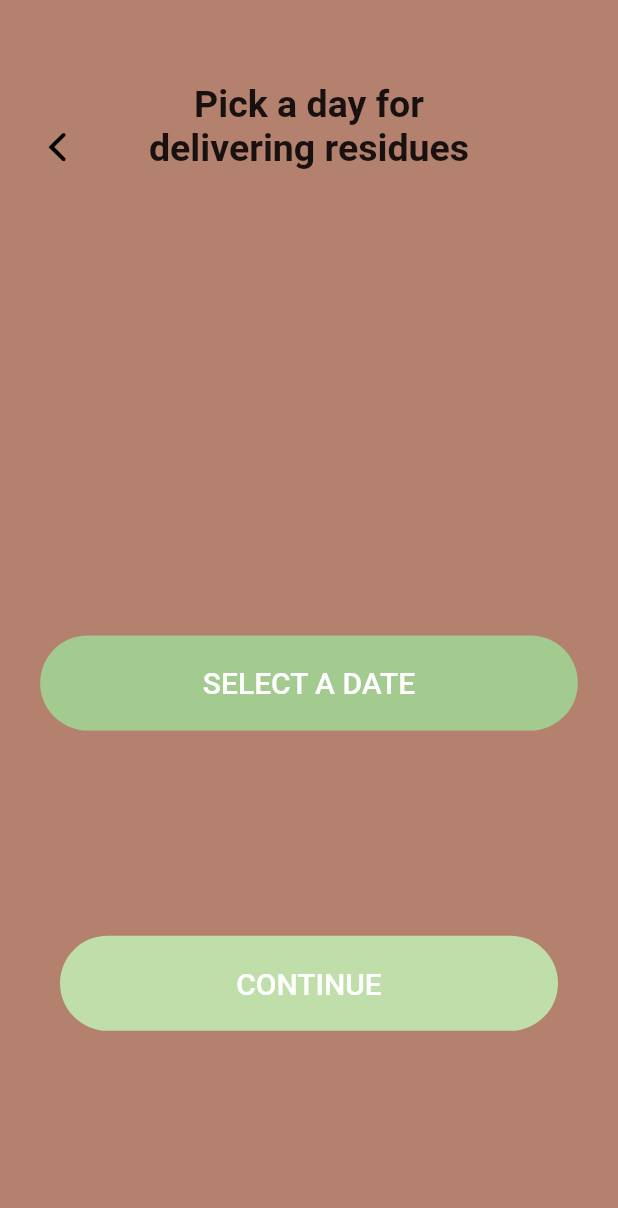
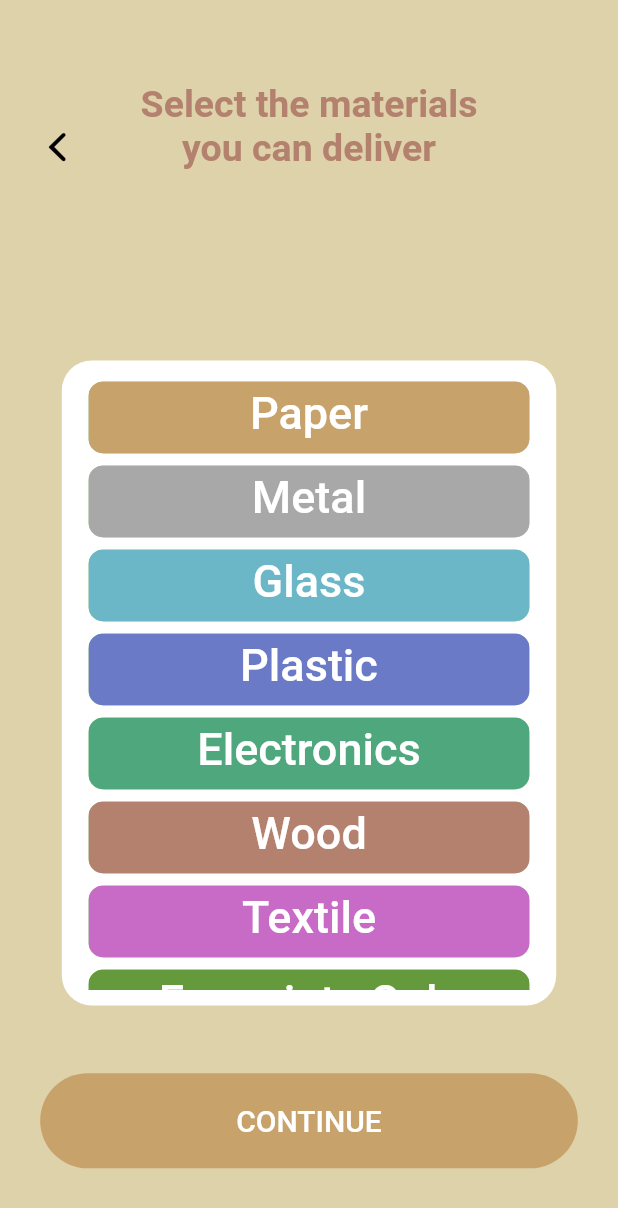
Before and after one commit to fquesada00/Econet, a Flutter app: the CreateEcopoint screen opened directly with empty values, after a tap on "SHEDULE TRIP", on a phone screen of 412 x 824 dp. Shown: the top 1208 px of the screen. Run offline on Flutter 3.47's test engine with Material 2 defaults, Android fonts, the phone set to English and light mode, and no system bars; drawn by our look-alikes of auto_size_text; our stand-ins replace firebase_auth, firebase_core, flutter_svg, geolocator, google_maps_flutter, google_sign_in and 1 more; missing offline and left inert: geocoder, linked_scroll_controller; accounts and stored records are empty; Roboto replaces fonts that are missing (SFProDisplay); project files that could hold a hidden picture were left out.

Commit message:
workflow creacion ecopoint en 50%, TODO

```diff
--- a/lib/presentation/constants.dart
+++ b/lib/presentation/constants.dart
@@ -1,5 +1,4 @@
 library constants;
-
 import 'package:flutter/material.dart';
 
 //Paleta de colores
--- a/lib/views/ecopoint/createEcopoint.dart
+++ b/lib/views/ecopoint/createEcopoint.dart
@@ -31,7 +31,7 @@ class CreateEcopoint extends StatelessWidget {
               btnData: ButtonData(
                 'SHEDULE TRIP',
                 () {
-                  Navigator.pushNamed(context, '/pickDelivery', arguments: {
+                  Navigator.pushNamed(context, '/pickDeliveryMaterials', arguments: {
                     'ecopointName': "ecopointName",
                     'address': "address",
                     'distance': "distance",
--- a/lib/views/ecopoint/pickDelivery.dart
+++ b/lib/views/ecopoint/pickDelivery.dart
@@ -223,7 +223,7 @@ class PickDelivery extends StatelessWidget {
         SizedBox(height: 30),
         Center(
           child: Padding(
-              padding: const EdgeInsets.symmetric(horizontal: 15),
+              padding: const EdgeInsets.symmetric(vertical: 15),
               child: Button1(
                   btnData: ButtonData('SELECT A DATE', () {
                 showDatePicker(
@@ -235,7 +235,6 @@ class PickDelivery extends StatelessWidget {
                   //aca seria la ultima aparicion del ecopoint
                   selectableDayPredicate: (DateTime val) =>
                       notAvailableWeekDays[val.weekday - 1],
-                  // val.weekday == 5 ? false : true,
                 ).then((value) {
                   _date = value;
                 });
@@ -249,7 +248,7 @@ class PickDelivery extends StatelessWidget {
                 'CONTINUE',
                 () {
                   Navigator.pushNamed(context, '/pickTime', arguments: {
-                    'timeStart': "17:00",
+                    'timeStart': "${start.hour}:${start.minute}",
                     'timeEnd': "20:00",
                     'date':
                         "${getWeekDay(_date.weekday)} ${_date.day} ${getMonth(_date.month)} of ${_date.year}",
--- /dev/null
+++ b/lib/views/ecopoint/pickMaterials.dart
@@ -0,0 +1,170 @@
+import 'package:econet/presentation/constants.dart';
+import 'package:econet/views/widgets/button1.dart';
+import 'package:econet/views/widgets/navbar.dart';
+import 'package:flutter/cupertino.dart';
+import 'package:flutter/material.dart';
+import 'package:tinycolor/tinycolor.dart';
+
+class PickMaterials extends StatefulWidget {
+  @override
+  _PickMaterialsState createState() => _PickMaterialsState();
+}
+
+class _PickMaterialsState extends State<PickMaterials> {
+  List<String> residues;
+
+  List<String> selectedResidues = List();
+
+  void fillList() {
+    residues.add('Paper');
+    residues.add('Metal');
+    residues.add('Glass');
+    residues.add('Plastic');
+    residues.add('Electronics');
+    residues.add('Wood');
+    residues.add('Textile');
+    residues.add('Ecopoints Only');
+    residues.add('Recycling Plants Only');
+  }
+
+  @override
+  Widget build(BuildContext context) {
+    Map arguments = ModalRoute.of(context).settings.arguments as Map;
+    Size size = MediaQuery.of(context).size;
+    residues = List();
+    fillList();
+    return Scaffold(
+      backgroundColor: BROWN_LIGHT,
+      appBar: NavBar(
+        backgroundColor: BROWN_LIGHT,
+        withBack: true,
+        text: 'Select the materials you can deliver',
+        textColor: BROWN_DARK,
+      ),
+      body: Column(
+        mainAxisAlignment: MainAxisAlignment.spaceEvenly,
+        children: [
+          SizedBox(
+            height: 30,
+          ),
+          Center(
+            child: Container(
+              width: size.width * 0.8,
+              height: 430 /*arguments['materialsList'].length * 110*/,
+              decoration: BoxDecoration(
+                color: Colors.white,
+                borderRadius: BorderRadius.all(Radius.circular(20)),
+              ),
+              child: Center(
+                  child: Column(
+                children: [
+                  SizedBox(
+                    height: 10,
+                  ),
+                  Expanded(
+                    child: ResiduesChip(
+                      list: residues,
+                      onSelectedItem: (newList) {
+                        setState(() {
+                          selectedResidues = newList;
+                        });
+                      },
+                    ),
+                  ),
+                  SizedBox(
+                    height: 10,
+                  ),
+                ],
+              )),
+            ),
+          ),
+          Padding(
+            padding: const EdgeInsets.symmetric(horizontal: 15),
+            child: Button1(
+              btnData: ButtonData(
+                "CONTINUE",
+                () {
+                  if (selectedResidues.length == 0) {
+                    //TODO show snackbar
+                  } else {
+                    Navigator.pushNamed(context, '/pickDeliveryDate');
+                  }
+                },
+                backgroundColor: BROWN_MEDIUM,
+                textColor: Colors.white,
+              ),
+            ),
+          ),
+        ],
+      ),
+    );
+  }
+}
+
+class ResiduesChip extends StatefulWidget {
+  List<String> list;
+  Function(List<String>) onSelectedItem;
+
+  ResiduesChip({this.list, this.onSelectedItem});
+
+  @override
+  _ResiduesChipState createState() => _ResiduesChipState();
+}
+
+class _ResiduesChipState extends State<ResiduesChip> {
+  List<String> selectedChoices = List();
+  List<Widget> list = List();
+
+  _buildChoiceList() {
+    List<Widget> choices = List();
+    widget.list.forEach((item) {
+      choices.add(Container(
+        padding: const EdgeInsets.all(4.0),
+        child: ChoiceChip(
+          shape: RoundedRectangleBorder(
+            borderRadius: BorderRadius.circular(10),
+          ),
+          label: Container(
+            width: 270,
+            height: 40,
+            child: Text(
+              item,
+              style: TextStyle(
+                fontSize: 30,
+                fontFamily: 'SFProDisplay',
+                color: Colors.white,
+              ),
+              textAlign: TextAlign.center,
+            ),
+          ),
+          backgroundColor: CHIP_DATA[item],
+          selectedColor: TinyColor(CHIP_DATA[item]).darken(30).color,
+          selected: selectedChoices.contains(item),
+          onSelected: (selected) {
+            setState(() {
+              selectedChoices.contains(item)
+                  ? selectedChoices.remove(item)
+                  : selectedChoices.add(item);
+              widget.onSelectedItem(selectedChoices);
+            });
+          },
+        ),
+      ));
+    });
+    return choices;
+  }
+
+  @override
+  Widget build(BuildContext context) {
+    list = _buildChoiceList();
+    return ListView.builder(
+      itemBuilder: (context, idx) {
+        return list[idx];
+      },
+      itemCount: list.length,
+      scrollDirection: Axis.vertical,
+      shrinkWrap: true,
+      controller: ScrollController(),
+    );
+  }
+}
--- a/lib/views/ecopoint/pickWeekdayCreateEcopoint.dart
+++ b/lib/views/ecopoint/pickWeekdayCreateEcopoint.dart
@@ -48,7 +48,8 @@ class PickWeekday extends StatelessWidget {
                     'CONTINUE',
                         () {Navigator.pushNamed(context, '/pickTimeCreateEcopoint',
                         arguments: {
-                          "daysAvailable": [false,true,false,true,false,true,true]
+                          "daysAvailable": [false,true,false,true,false,true,true],
+                          "currentDay": "TUESDAY",
                         });},
                     backgroundColor: BROWN_MEDIUM,
                   ),
--- a/lib/views/widgets/button1.dart
+++ b/lib/views/widgets/button1.dart
@@ -5,6 +5,7 @@ import 'package:flutter_svg/flutter_svg.dart';
 
 class ButtonData {
   String text;
+
   //El boton acepta tantos iconos como svg, pero no ambos al mismo tiempo
   //Si se le llega a pasar los 2 campos, se le asigna solo el icono
   Icon icon;
@@ -16,8 +17,10 @@ class ButtonData {
   double height;
   double fontSize;
   FontWeight fontWeight;
+
   //Propiedad para hacer que el boton se ajuste al width
   bool adjust;
+  bool enabled;
 
   ButtonData(
     this.text,
@@ -31,29 +34,34 @@ class ButtonData {
     this.fontSize = 20,
     this.fontWeight = FontWeight.w500,
     this.adjust = false,
+    this.enabled = true,
   });
+
+
 }
 
+
 class Button1 extends StatefulWidget {
-  final ButtonData btnData;
+  ButtonData btnData;
 
   //Constructor
   Button1({this.btnData});
 
   @override
-  _Button1State createState() => _Button1State(btnData);
+  _Button1State createState()=> _Button1State(btnData);
 }
 
 class _Button1State extends State<Button1> {
   double minWidth;
   ButtonData data;
 
-  _Button1State(this.data);
+  _Button1State(ButtonData data){
+    this.data = data;
+  }
 
   @override
   Widget build(BuildContext context) {
     Size size = MediaQuery.of(context).size;
-
     if (data.width == null || data.width == 0) {
       data.width = size.width * 0.7;
     }
@@ -84,7 +92,7 @@ class _Button1State extends State<Button1> {
         highlightColor: data.backgroundColor,
         splashColor: Colors.white.withOpacity(0.4),
         textColor: data.textColor,
-        onPressed: data.onPressed,
+        onPressed: data.enabled? data.onPressed : (){},
         child: Container(
           width: data.width,
           child: Row(
```
Also changed, not shown: lib/app.dart (+8 -3 lines), lib/views/ecopoint/pickDeliveryDate.dart (added, +153 -0 lines), lib/views/ecopoint/pickLocation.dart (added, +14 -0 lines).
